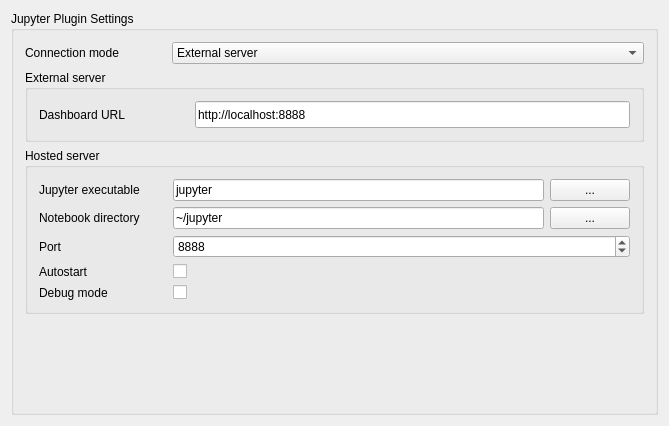
First picture: the form in source/EXTENSIONS/JUPYTER/source/jupyterPreferences.ui, repository BALL-Project/ball, before the edit.
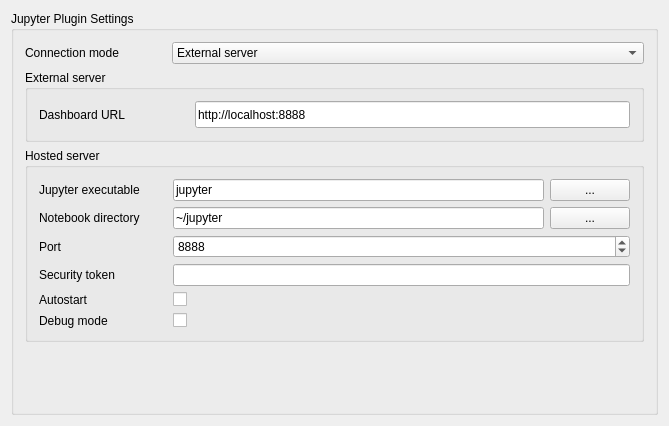
Second picture: the form after the edit.

Commit message: [Jupyter] Add authentication support

The edit to the form file:
```diff
--- a/source/EXTENSIONS/JUPYTER/source/jupyterPreferences.ui
+++ b/source/EXTENSIONS/JUPYTER/source/jupyterPreferences.ui
@@ -231,14 +231,14 @@
            </property>
           </widget>
          </item>
-         <item row="5" column="0">
+         <item row="6" column="0">
           <widget class="QLabel" name="autostart_label">
            <property name="text">
             <string>Autostart</string>
            </property>
           </widget>
          </item>
-         <item row="5" column="1">
+         <item row="6" column="1">
           <widget class="QCheckBox" name="autostart_edit">
            <property name="toolTip">
             <string>&lt;html&gt;&lt;head/&gt;&lt;body&gt;&lt;p&gt;Start the Jupyter server along with BALLView&lt;/p&gt;&lt;/body&gt;&lt;/html&gt;</string>
@@ -248,14 +248,14 @@
            </property>
           </widget>
          </item>
-         <item row="6" column="0">
+         <item row="7" column="0">
           <widget class="QLabel" name="debug_label">
            <property name="text">
             <string>Debug mode</string>
            </property>
           </widget>
          </item>
-         <item row="6" column="1">
+         <item row="7" column="1">
           <widget class="QCheckBox" name="debug_edit">
            <property name="toolTip">
             <string>&lt;html&gt;&lt;head/&gt;&lt;body&gt;&lt;p&gt;Show Jupyter debug messages in the server tab&lt;/p&gt;&lt;/body&gt;&lt;/html&gt;</string>
@@ -265,6 +265,20 @@
            </property>
           </widget>
          </item>
+         <item row="5" column="1">
+          <widget class="QLineEdit" name="token_edit">
+           <property name="toolTip">
+            <string>&lt;html&gt;&lt;head/&gt;&lt;body&gt;&lt;p&gt;Optional security token to limit access to the Jupyter server. Not defining a token disables authentication and, thus, allows execution of arbitrary Python code to any local user or process (&lt;span style=&quot; font-weight:600;&quot;&gt;not recommended&lt;/span&gt;). &lt;span style=&quot; font-style:italic;&quot;&gt;Requires Jupyter Notebook 4.3 or later.&lt;/span&gt;&lt;/p&gt;&lt;/body&gt;&lt;/html&gt;</string>
+           </property>
+          </widget>
+         </item>
+         <item row="5" column="0">
+          <widget class="QLabel" name="token_label">
+           <property name="text">
+            <string>Security token</string>
+           </property>
+          </widget>
+         </item>
         </layout>
        </widget>
       </item>
```
The commit also changes 5 other files.
